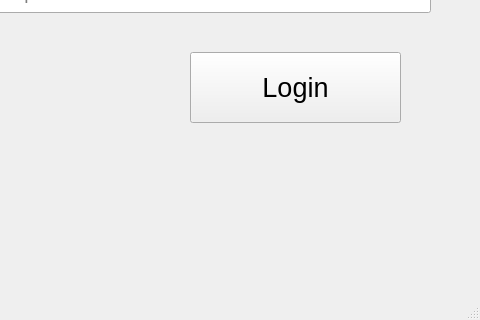
Qt form SPCK/Gui/Login.ui (trongphuc1/TL-C4K-PTI01-) before a commit; both pictures show x 320 to 800 and y 348 to 668 of the 800 by 668 pixel window.
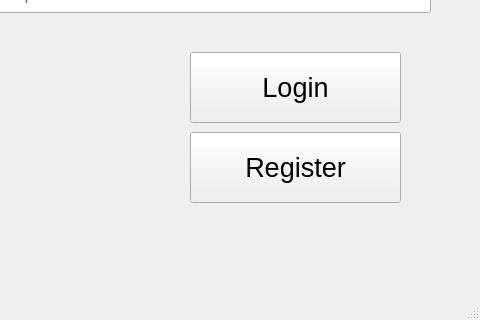
The same form after that commit. Icons and pictures are not drawn.

```diff
--- a/SPCK/Gui/Login.ui
+++ b/SPCK/Gui/Login.ui
@@ -168,6 +168,24 @@
      <string>Hey let's login and do the lesson!</string>
     </property>
    </widget>
+   <widget class="QPushButton" name="btn_register">
+    <property name="geometry">
+     <rect>
+      <x>510</x>
+      <y>480</y>
+      <width>211</width>
+      <height>71</height>
+     </rect>
+    </property>
+    <property name="font">
+     <font>
+      <pointsize>20</pointsize>
+     </font>
+    </property>
+    <property name="text">
+     <string>Register</string>
+    </property>
+   </widget>
   </widget>
   <widget class="QMenuBar" name="menubar">
    <property name="geometry">
```
Left out of the diff: 10 changed lines with no effect on the pictures.
